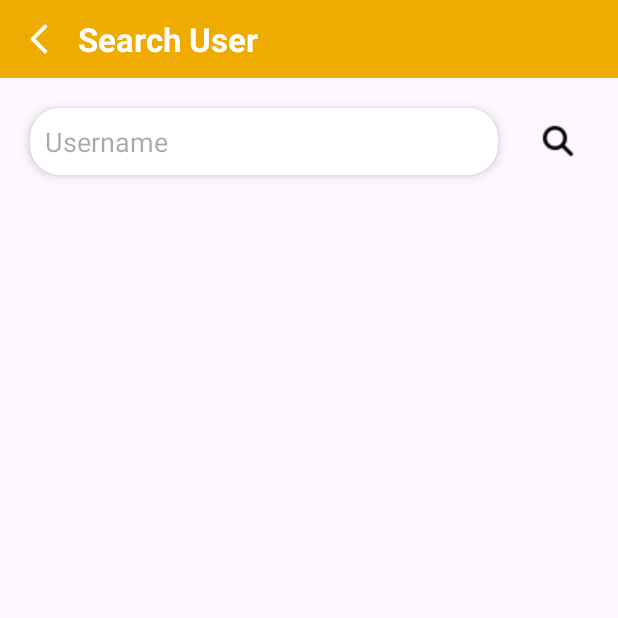
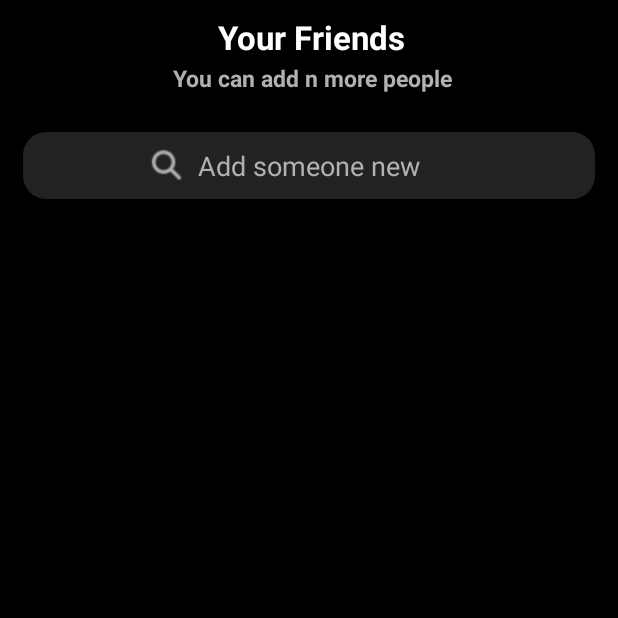
Before and after one commit to Winder510/Locket2, an Android app: the SearchUserActivity screen opened directly, with no data from a screen before it, on a phone screen of 412 x 824 dp, the top half of it. Run offline under Robolectric (Android 15) with nearby library versions, the phone set to English and light mode, and no system bars; our stand-ins replace Firebase (no records; nobody signed in at launch, a user with empty details on screens opened directly).

Commit message:
add android:fitsSystemWindows="true"

```diff
--- a/app/src/main/AndroidManifest.xml
+++ b/app/src/main/AndroidManifest.xml
@@ -40,7 +40,7 @@
             android:exported="false" />
         <activity
             android:name=".activities.SettingsActivity"
-            android:exported="true" />
+            android:exported="false" />
         <activity android:name=".activities.LoginOTPActivity"
             android:exported="false"/>
 
--- a/app/src/main/java/com/example/myapplication/activities/SearchUserActivity.java
+++ b/app/src/main/java/com/example/myapplication/activities/SearchUserActivity.java
@@ -31,13 +31,13 @@ public class SearchUserActivity extends AppCompatActivity {
 
         searchInput = findViewById(R.id.seach_username_input);
 
-        backButton = findViewById(R.id.back_btn);
+      //  backButton = findViewById(R.id.back_btn);
         recyclerView = findViewById(R.id.search_user_recycler_view);
 
         searchInput.requestFocus();
-        backButton.setOnClickListener(v -> {
-            onBackPressed();
-        });
+//        backButton.setOnClickListener(v -> {
+//            onBackPressed();
+//        });
 //
 //        searchButton.setOnClickListener(v -> {
 //            String searchTerm = searchInput.getText().toString();
--- a/app/src/main/res/layout/activity_search_user.xml
+++ b/app/src/main/res/layout/activity_search_user.xml
@@ -4,34 +4,42 @@
     xmlns:tools="http://schemas.android.com/tools"
     android:layout_width="match_parent"
     android:layout_height="match_parent"
-    tools:context=".activities.SearchUserActivity">
+    android:background="@color/black"
+    tools:context=".activities.SearchUserActivity"
+    android:fitsSystemWindows="true">
 
     <RelativeLayout
         android:layout_width="match_parent"
         android:layout_height="wrap_content"
-        android:background="@color/primary_color"
+        android:background="@color/black"
         android:padding="10dp"
         android:id="@+id/toolbar">
 
         <TextView
             android:layout_width="wrap_content"
             android:layout_height="wrap_content"
-            android:text="Search User"
+            android:layout_alignParentStart="true"
+            android:layout_centerHorizontal="true"
+            android:layout_marginStart="135dp"
+            android:text="Your Friends"
+            android:textColor="@color/white"
             android:textSize="22sp"
             android:textStyle="bold"
-            android:textColor="@color/white"
-            android:layout_marginStart="10dp"
-            android:layout_centerVertical="true"
-            android:layout_toRightOf="@id/back_btn"/>
+            android:id="@+id/textviewAddFriend"/>
 
-        <ImageButton
-            android:layout_width="32dp"
-            android:layout_height="32dp"
-            android:src="@drawable/ic_left_arrow"
-            android:background="?attr/selectableItemBackgroundBorderless"
-            app:tint="@color/white"
-            android:layout_centerVertical="true"
-            android:id="@+id/back_btn"/>
+        <TextView
+            android:layout_width="wrap_content"
+            android:layout_height="wrap_content"
+            android:layout_below="@+id/textviewAddFriend"
+            android:layout_alignParentStart="true"
+            android:layout_centerHorizontal="true"
+            android:layout_marginStart="105dp"
+            android:layout_marginTop="2dp"
+            android:text="You can add n more people"
+            android:textColor="@color/st_setting_color"
+            android:textSize="15sp"
+            android:textStyle="bold"/>
+
 
     </RelativeLayout>
 
@@ -40,30 +48,34 @@
         android:layout_height="wrap_content"
         android:layout_below="@id/toolbar"
         android:layout_margin="10dp"
+        android:background="@color/black"
         android:id="@+id/search_user_layout">
 
+        <ImageView
+            android:layout_width="40dp"
+            android:layout_height="40dp"
+            android:layout_alignParentStart="true"
+            android:layout_alignParentTop="true"
+            android:layout_alignParentEnd="true"
+            android:layout_marginStart="81dp"
+            android:layout_marginTop="7dp"
+            android:layout_marginEnd="271dp"
+            android:background="?attr/selectableItemBackgroundBorderless"
+            android:elevation="5dp"
+            android:padding="8dp"
+            android:src="@drawable/ic_search" />
+
         <EditText
+            android:id="@+id/seach_username_input"
             android:layout_width="match_parent"
             android:layout_height="wrap_content"
-            android:background="@drawable/edit_text_rounded_corner"
-            android:layout_margin="10dp"
-            android:hint="Username"
+            android:layout_margin="5dp"
+            android:background="@drawable/login_edit_text"
+            android:elevation="4dp"
+            android:gravity="center"
+            android:hint="Add someone new"
             android:padding="10dp"
-            android:elevation="4dp"
-            android:layout_toLeftOf="@id/search_user_btn"
-            android:id="@+id/seach_username_input"
-            />
-        <ImageButton
-            android:layout_width="40dp"
-            android:layout_height="40dp"
-            android:src="@drawable/ic_search"
-            android:layout_alignParentEnd="true"
-            android:layout_centerVertical="true"
-            android:background="?attr/selectableItemBackgroundBorderless"
-            app:tint="@color/black"
-            android:padding="4dp"
-            android:layout_margin="10dp"
-            android:id="@+id/search_user_btn"/>
+            android:textColorHint="@color/st_setting_color" />
 
     </RelativeLayout>
 
@@ -72,8 +84,7 @@
         android:layout_height="wrap_content"
         android:layout_below="@id/search_user_layout"
         android:padding="10dp"
-        android:id="@+id/search_user_recycler_view"
-        />
+        android:id="@+id/search_user_recycler_view" />
 
 
 </RelativeLayout>
--- a/app/src/main/res/layout/activity_settings.xml
+++ b/app/src/main/res/layout/activity_settings.xml
@@ -5,7 +5,8 @@
     android:layout_width="match_parent"
     android:layout_height="match_parent"
     android:background="@color/bg_color"
-    tools:context=".activities.SettingsActivity">
+    tools:context=".activities.SettingsActivity"
+    android:fitsSystemWindows="true">
     <ScrollView
         android:layout_width="match_parent"
         android:layout_height="match_parent">
--- a/app/src/main/res/layout/search_user_recycler_row.xml
+++ b/app/src/main/res/layout/search_user_recycler_row.xml
@@ -2,7 +2,7 @@
 <LinearLayout xmlns:android="http://schemas.android.com/apk/res/android"
     android:layout_width="match_parent"
     android:layout_height="wrap_content"
-    android:background="@drawable/edit_text_rounded_corner"
+    android:background="@drawable/edit_text_rounded_corner2"
     android:layout_margin="10dp"
     android:elevation="2dp">
 
```
Also changed, not shown: app/src/main/res/drawable/btn_oval_custom1.xml (added, +26 -0 lines), app/src/main/res/drawable/edit_text_rounded_corner2.xml (added, +7 -0 lines), app/src/main/res/layout/activity_chat.xml (+39 -29 lines), app/src/main/res/layout/activity_recent_chat.xml (+7 -9 lines), app/src/main/res/layout/chat_message_recycler_row.xml (+5 -3 lines), app/src/main/res/layout/recent_chat_recycler_row.xml (+6 -2 lines), app/src/main/res/drawable/pngwing.png (added).
